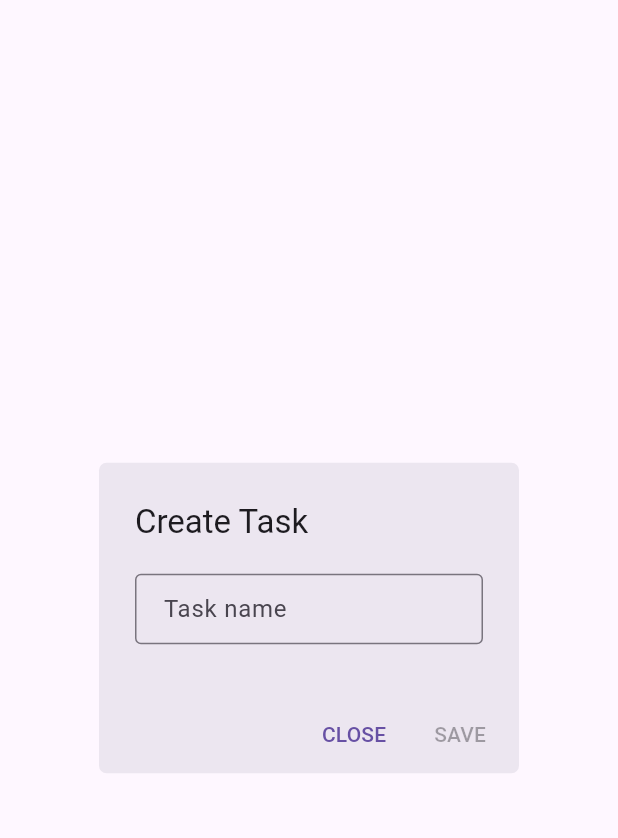
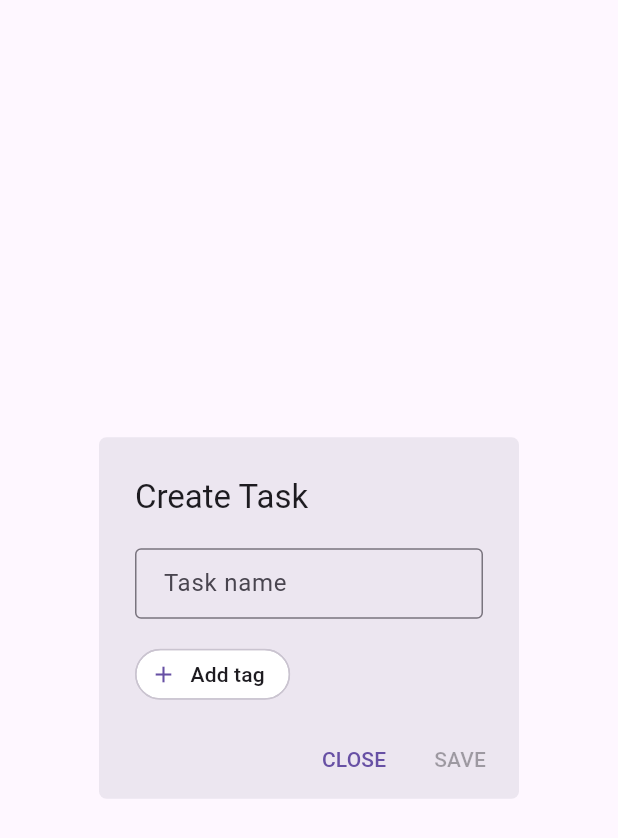
Before and after one commit to siddharthroy12/timebrew, a Flutter app: the CreateTaskDialog widget shown alone on an empty page, opened directly, on a phone screen of 412 x 824 dp. Shown: the top 838 px of the screen. Run offline on Flutter 3.47's test engine with Material 2 defaults, Android fonts, the phone set to English and light mode, and no system bars; drawn by our look-alikes of dynamic_color; our stand-ins replace isar; accounts and stored records are empty; generated files the repository leaves out were written again.

```diff
--- a/lib/popups/create_task.dart
+++ b/lib/popups/create_task.dart
@@ -2,6 +2,7 @@ import 'package:flutter/material.dart';
 import 'package:isar/isar.dart';
 import 'package:timebrew/extensions/hex_color.dart';
 import 'package:timebrew/models/tag.dart';
+import 'package:timebrew/popups/create_tag.dart';
 import 'package:timebrew/services/isar_service.dart';
 
 class CreateTaskDialog extends StatefulWidget {
@@ -19,16 +20,10 @@ class _CreateTaskDialogState extends State<CreateTaskDialog> {
 
   String name = "";
   List<int> selectedTags = [];
-  List<Tag> tags = [];
 
   @override
   void initState() {
     super.initState();
-    isar.getTagList().then((value) {
-      setState(() {
-        tags = value;
-      });
-    });
     if (widget.id != null) {
       loadTaskData();
     }
@@ -57,7 +52,9 @@ class _CreateTaskDialogState extends State<CreateTaskDialog> {
   @override
   Widget build(BuildContext context) {
     return AlertDialog(
-      content: Column(
+      content: ConstrainedBox(
+        constraints: const BoxConstraints(maxWidth: 500),
+        child: Column(
           mainAxisSize: MainAxisSize.min,
           crossAxisAlignment: CrossAxisAlignment.start,
           children: [
@@ -85,21 +82,25 @@ class _CreateTaskDialogState extends State<CreateTaskDialog> {
             const SizedBox(
               height: 20,
             ),
-          Builder(builder: (context) {
-            List<Widget> dropdownMenuEntries = [];
-            for (Tag tag in tags) {
+            StreamBuilder(
+                stream: isar.getTagStream(),
+                initialData: const [],
+                builder: (context, snapshot) {
+                  List<Widget> chips = [];
+                  for (Tag tag in snapshot.data!) {
                     bool selected = selectedTags.contains(tag.id);
-              dropdownMenuEntries.add(
+                    chips.add(
                       FilterChip(
                         shape: const RoundedRectangleBorder(
                           borderRadius: BorderRadius.all(
-                      Radius.circular(5),
+                            Radius.circular(50),
                           ),
                         ),
                         color: MaterialStateProperty.resolveWith((states) {
                           return HexColor.fromHex(tag.color);
                         }),
-                  side: const BorderSide(width: 0, color: Colors.transparent),
+                        side: const BorderSide(
+                            width: 0, color: Colors.transparent),
                         selected: selected,
                         onSelected: (newSelected) {
                           setState(() {
@@ -114,14 +115,37 @@ class _CreateTaskDialogState extends State<CreateTaskDialog> {
                       ),
                     );
                   }
+                  chips.add(
+                    ActionChip(
+                      shape: const RoundedRectangleBorder(
+                        borderRadius: BorderRadius.all(
+                          Radius.circular(50),
+                        ),
+                      ),
+                      color: MaterialStateProperty.resolveWith((states) {
+                        return Theme.of(context).colorScheme.onSecondary;
+                      }),
+                      label: const Text('Add tag'),
+                      avatar: const Icon(Icons.add),
+                      onPressed: () {
+                        showDialog<void>(
+                          context: context,
+                          builder: (context) {
+                            return const CreateTagDialog();
+                          },
+                        );
+                      },
+                    ),
+                  );
 
                   return Wrap(
                     spacing: 10,
                     runSpacing: 10,
-              children: dropdownMenuEntries,
+                    children: chips,
                   );
                 }),
           ],
+        ),
       ),
       actions: [
         TextButton(
--- a/lib/popups/create_timelog.dart
+++ b/lib/popups/create_timelog.dart
@@ -162,6 +162,7 @@ class _CreateTimelogDialogState extends State<CreateTimelogDialog> {
                     return DropdownMenu(
                       initialSelection: _task?.id,
                       width: constrains.maxWidth,
+                      menuHeight: 300,
                       enableFilter: false,
                       leadingIcon: const Icon(Icons.checklist_rounded),
                       label: const Text('Task'),
--- a/lib/settings.dart
+++ b/lib/settings.dart
@@ -44,7 +44,10 @@ class _SettingsState extends State<Settings> {
             subtitle: const Text('As CSV'),
             onTap: () async {
               final csvString = await convertTimelogsToCSV();
-              final downloadDirectory = await getDownloadsDirectory();
+              Directory? downloadDirectory = await getDownloadsDirectory();
+              if (Platform.isAndroid) {
+                downloadDirectory = Directory('/storage/emulated/0/Download');
+              }
               final csvFile = File('${downloadDirectory?.path}/timelogs.csv');
               csvFile.writeAsString(csvString);
               const snackBar = SnackBar(
--- a/lib/tabs/tabs.dart
+++ b/lib/tabs/tabs.dart
@@ -177,7 +177,7 @@ class _TabsState extends State<Tabs> with SingleTickerProviderStateMixin {
         ),
         floatingActionButton: Builder(
           builder: (context) {
-            if (currentTitle != 'Timer' && currentTitle != 'Stats') {
+            if (currentTitle != 'Stats') {
               return FloatingActionButton.extended(
                 shape: RoundedRectangleBorder(
                   borderRadius: BorderRadius.circular(50),
@@ -185,6 +185,7 @@ class _TabsState extends State<Tabs> with SingleTickerProviderStateMixin {
                 onPressed: () {
                   switch (currentTitle) {
                     case 'Tasks':
+                    case 'Timer':
                       _showAction(context, Dialog.task);
                       break;
                     case 'Tags':
@@ -195,7 +196,7 @@ class _TabsState extends State<Tabs> with SingleTickerProviderStateMixin {
                   }
                 },
                 label: Text(
-                    'Add ${currentTitle.substring(0, currentTitle.length - 1)}'),
+                    'Add ${currentTitle == "Timer" ? "Task" : currentTitle.substring(0, currentTitle.length - 1)}'),
                 icon: const Icon(Icons.add_rounded),
               );
             }
--- a/lib/tabs/timer.dart
+++ b/lib/tabs/timer.dart
@@ -173,6 +173,7 @@ class _TimerState extends State<Timer> with AutomaticKeepAliveClientMixin {
                               return DropdownMenu(
                                 initialSelection: _selectedTask,
                                 width: constraints.maxWidth,
+                                menuHeight: 300,
                                 enabled: !running,
                                 enableFilter: false,
                                 leadingIcon:
```
Lines whose indentation alone changed are shown as unchanged.
